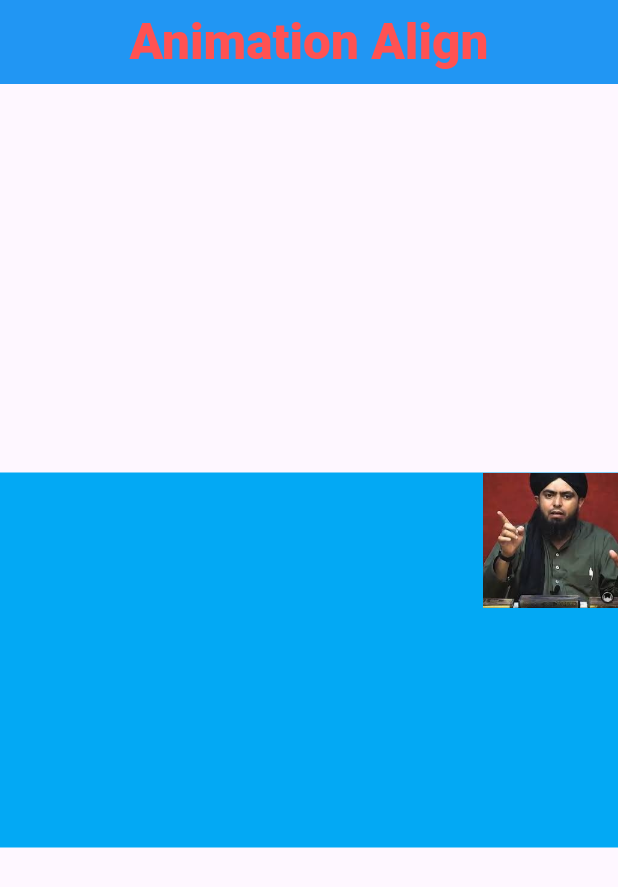
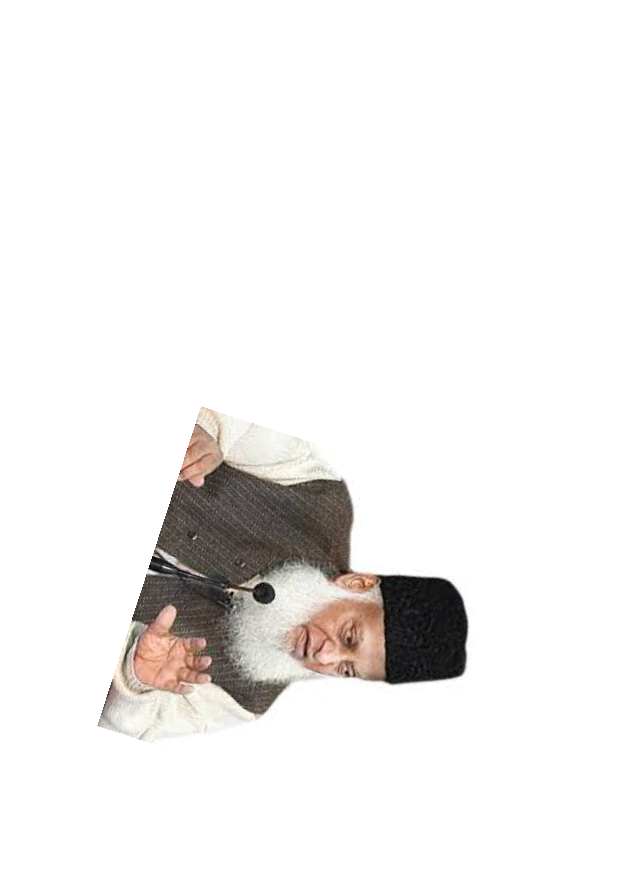
Before and after one commit to arbabhussain7/Flutter-_Widgets-, a Flutter app: the screen it shows after launch, on a phone screen of 412 x 824 dp. Shown: the top 887 px of the screen. Run offline on Flutter 3.47's test engine with Material 3 defaults, Android fonts, the phone set to English and light mode, and no system bars; our stand-ins replace connectivity_plus, flutter_image_compress, get, image_picker, liquid_swipe, shared_preferences; key blocks and very long unbroken strings in the code were emptied for the run.

Commit message:
Concept Of Animated Builder

```diff
--- /dev/null
+++ b/lib/animatedWidgets/animated_builder_widgets.dart
@@ -0,0 +1,38 @@
+import 'dart:math' as math;
+
+import 'package:flutter/material.dart';
+
+class AnimatedBuilderWidgets extends StatefulWidget {
+  const AnimatedBuilderWidgets({super.key});
+
+  @override
+  State<AnimatedBuilderWidgets> createState() => _AnimatedBuilderWidgetsState();
+}
+
+class _AnimatedBuilderWidgetsState extends State<AnimatedBuilderWidgets>
+    with TickerProviderStateMixin {
+  late final AnimationController _controller =
+      AnimationController(vsync: this, duration: Duration(seconds: 6))
+        ..repeat();
+
+  @override
+  void dispose() {
+    _controller.dispose();
+    super.dispose();
+  }
+
+  @override
+  Widget build(BuildContext context) {
+    return Center(
+      child: AnimatedBuilder(
+          child: Image.asset('assets/images/dr-israr.png'),
+          animation: _controller,
+          builder: (context, Widget? child) {
+            return Transform.rotate(
+              angle: _controller.value * 2.0 * math.pi,
+              child: child,
+            );
+          }),
+    );
+  }
+}
--- a/lib/main.dart
+++ b/lib/main.dart
@@ -1,6 +1,7 @@
 import 'package:flutter/material.dart';
 import 'package:get/route_manager.dart';
 import 'package:shared_preference/animatedWidgets/animated_align_widgets.dart';
+import 'package:shared_preference/animatedWidgets/animated_builder_widgets.dart';
 import 'package:shared_preference/basic_widgets/about_dialog.dart';
 import 'package:shared_preference/basic_widgets/about_list_tile_widgets.dart';
 import 'package:shared_preference/basic_widgets/absorb_pointer_widgtes.dart';
@@ -23,6 +24,6 @@ class MyApp extends StatelessWidget {
           colorScheme: ColorScheme.fromSeed(seedColor: Colors.deepPurple),
           useMaterial3: true,
         ),
-        home: AnimatedAlignWidgets());
+        home: AnimatedBuilderWidgets());
   }
 }
```
Also changed, not shown: 4 other files.
